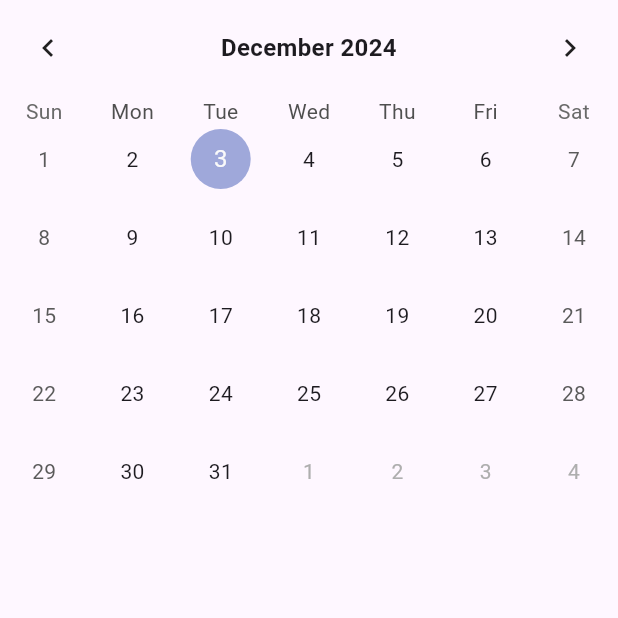
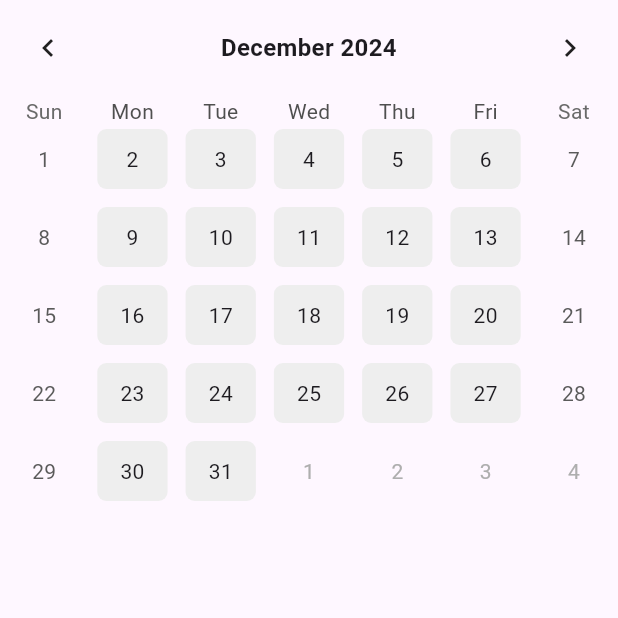
Before and after one commit to castberry10/flutter-study, a Flutter app: the screen it shows after launch, on a phone screen of 412 x 824 dp, the top half of it. Run offline on Flutter 3.47's test engine with Material 3 defaults, Android fonts, the phone set to English and light mode, and no system bars; drawn by our look-alikes of table_calendar; our stand-ins replace firebase_core, geolocator, google_maps_flutter, shared_preferences; accounts and stored records are empty.

Commit message:
기본 날짜 스타일

```diff
--- a/univ/flutter_calendar_scheduler/lib/components/main_calendar.dart
+++ b/univ/flutter_calendar_scheduler/lib/components/main_calendar.dart
@@ -1,5 +1,6 @@
 import 'package:flutter/material.dart';
 import 'package:table_calendar/table_calendar.dart';
+import 'package:flutter_calendar_scheduler/const/colors.dart';
 
 class MainCalendar extends StatelessWidget {
   const MainCalendar({super.key});
@@ -18,6 +19,13 @@ class MainCalendar extends StatelessWidget {
           fontSize: 16.0,
         ),
       ),
+      calendarStyle: CalendarStyle(
+        isTodayHighlighted: false,
+        defaultDecoration: BoxDecoration(
+          borderRadius: BorderRadius.circular(6.0),
+          color: LIGHT_GREY_COLOR,
+        ),
+      ),
     );
   }
 }
```
